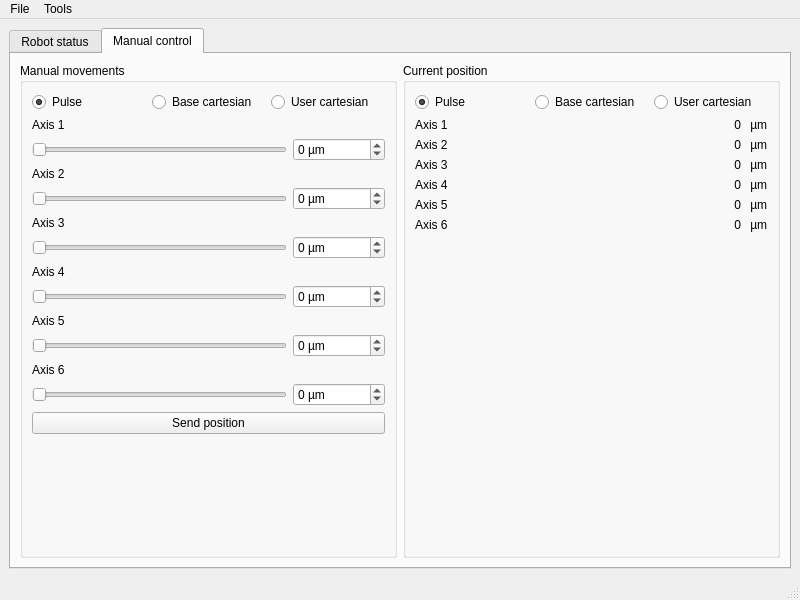
First picture: the form in RobotControl/mainwindow.ui, repository Haellsigh/Impression3D, before the edit.
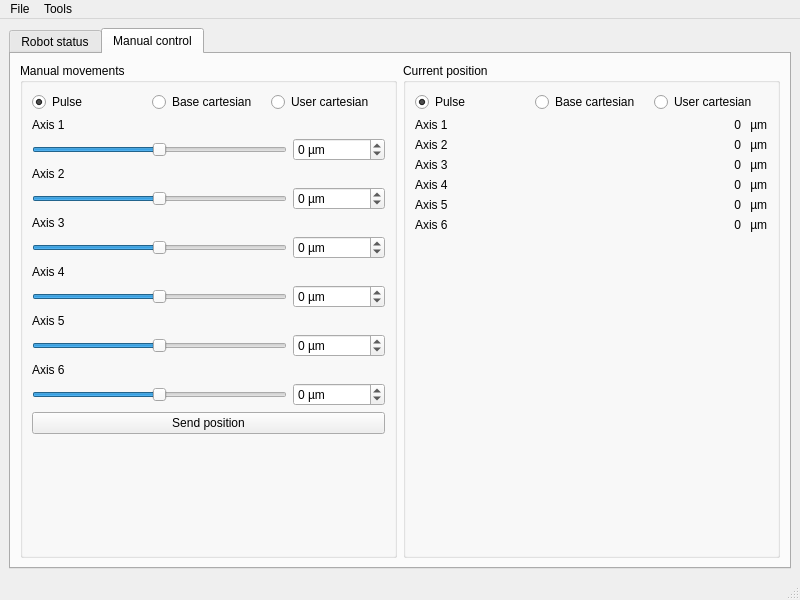
Second picture: the form after the edit.

Commit message: Ajout de plus de connections

Diff of the .ui file:
```diff
--- a/RobotControl/mainwindow.ui
+++ b/RobotControl/mainwindow.ui
@@ -324,6 +324,12 @@
             <layout class="QHBoxLayout" name="layoutMvtAxis1">
              <item>
               <widget class="QSlider" name="sliderAxis1">
+               <property name="minimum">
+                <number>-1000000</number>
+               </property>
+               <property name="maximum">
+                <number>1000000</number>
+               </property>
                <property name="orientation">
                 <enum>Qt::Horizontal</enum>
                </property>
@@ -348,6 +354,12 @@
             <layout class="QHBoxLayout" name="layoutMvtAxis3">
              <item>
               <widget class="QSlider" name="sliderAxis3">
+               <property name="minimum">
+                <number>-1000000</number>
+               </property>
+               <property name="maximum">
+                <number>1000000</number>
+               </property>
                <property name="orientation">
                 <enum>Qt::Horizontal</enum>
                </property>
@@ -372,6 +384,12 @@
             <layout class="QHBoxLayout" name="layoutMvtAxis6">
              <item>
               <widget class="QSlider" name="sliderAxis6">
+               <property name="minimum">
+                <number>-1000000</number>
+               </property>
+               <property name="maximum">
+                <number>1000000</number>
+               </property>
                <property name="orientation">
                 <enum>Qt::Horizontal</enum>
                </property>
@@ -473,6 +491,12 @@
             <layout class="QHBoxLayout" name="layoutMvtAxis2">
              <item>
               <widget class="QSlider" name="sliderAxis2">
+               <property name="minimum">
+                <number>-1000000</number>
+               </property>
+               <property name="maximum">
+                <number>1000000</number>
+               </property>
                <property name="orientation">
                 <enum>Qt::Horizontal</enum>
                </property>
@@ -497,6 +521,12 @@
             <layout class="QHBoxLayout" name="layoutMvtAxis4">
              <item>
               <widget class="QSlider" name="sliderAxis4">
+               <property name="minimum">
+                <number>-1000000</number>
+               </property>
+               <property name="maximum">
+                <number>1000000</number>
+               </property>
                <property name="orientation">
                 <enum>Qt::Horizontal</enum>
                </property>
@@ -521,6 +551,12 @@
             <layout class="QHBoxLayout" name="layoutMvtAxis5">
              <item>
               <widget class="QSlider" name="sliderAxis5">
+               <property name="minimum">
+                <number>-1000000</number>
+               </property>
+               <property name="maximum">
+                <number>1000000</number>
+               </property>
                <property name="orientation">
                 <enum>Qt::Horizontal</enum>
                </property>
```
Left out of the diff: 24 changed lines with no effect on the pictures. The commit also changes 2 other files.
